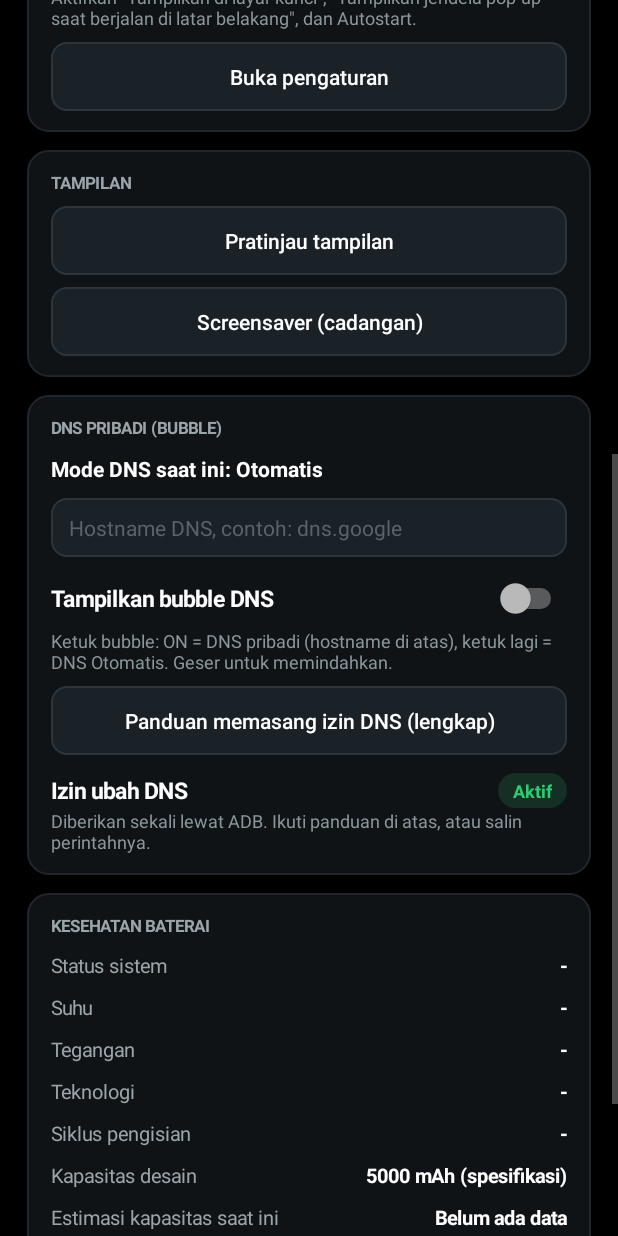
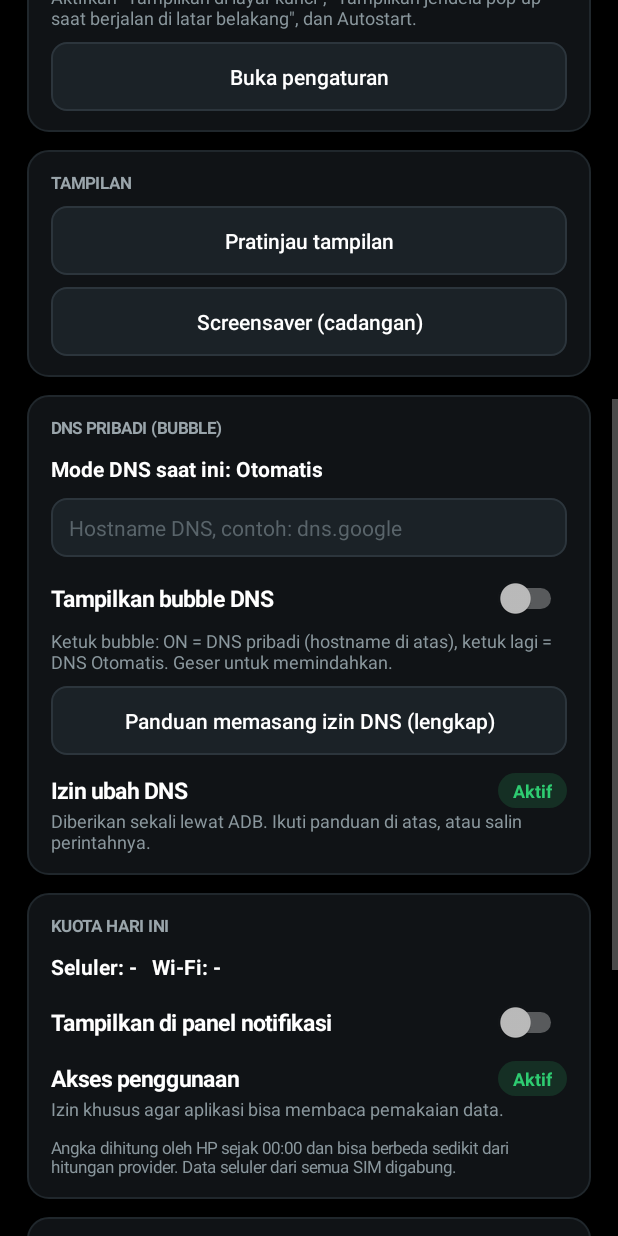
Before and after one commit to linggargmrz-cloud/Decimalchargerlockk, an Android app: the screen it shows after launch (MainActivity), scrolled down 576 dp, on a phone screen of 412 x 824 dp. Run offline under Robolectric (Android 15) with nearby library versions, the phone set to English and light mode, and no system bars.

Commit message:
Update MainActivity.java

```diff
--- a/app/src/main/java/id/decimalcharge/lock/MainActivity.java
+++ b/app/src/main/java/id/decimalcharge/lock/MainActivity.java
@@ -53,11 +53,11 @@ public class MainActivity extends Activity {
     private TextView statusTitle, statusSub;
     private Switch toggle;
     private CompoundButton.OnCheckedChangeListener toggleListener;
-    private Row rowNotif, rowOverlay, rowBattery, rowDns;
+    private Row rowNotif, rowOverlay, rowBattery, rowDns, rowQuota;
     private TextView hStatus, hTemp, hVolt, hTech, hCycle, hDesign, hCap, hHealth, hHint;
-    private TextView dnsMode;
-    private Switch bubbleSwitch;
-    private CompoundButton.OnCheckedChangeListener bubbleListener;
+    private TextView dnsMode, quotaText;
+    private Switch bubbleSwitch, quotaSwitch;
+    private CompoundButton.OnCheckedChangeListener bubbleListener, quotaListener;
     private int notifAsked = 0;
 
     private static class Row { TextView chip; Button btn; }
@@ -193,6 +193,45 @@ public class MainActivity extends Activity {
         rowDns = row(dns, "Izin ubah DNS", "Diberikan sekali lewat ADB. Ikuti panduan di atas, atau salin perintahnya.", "Salin perintah ADB", v -> copyAdb());
         root.addView(dns);
 
+        // Kartu kuota harian
+        LinearLayout quota = card();
+        quota.addView(text("KUOTA HARI INI", 0xff9aa5ab, 11, true));
+        quotaText = text("", 0xFFFFFFFF, 14, true);
+        quotaText.setPadding(0, dp(10), 0, 0);
+        quota.addView(quotaText);
+
+        LinearLayout ql = new LinearLayout(this);
+        ql.setOrientation(LinearLayout.HORIZONTAL);
+        ql.setGravity(Gravity.CENTER_VERTICAL);
+        ql.setPadding(0, dp(14), 0, 0);
+        ql.addView(text("Tampilkan di panel notifikasi", 0xFFFFFFFF, 15, true),
+            new LinearLayout.LayoutParams(0, LinearLayout.LayoutParams.WRAP_CONTENT, 1f));
+        quotaSwitch = new Switch(this);
+        ql.addView(quotaSwitch);
+        quota.addView(ql);
+
+        quotaListener = (v, on) -> {
+            if (on) {
+                if (!QuotaHelper.hasAccess(this)) {
+                    openUsageAccess();
+                    handler.postDelayed(this::refresh, 500);
+                    return;
+                }
+                prefs.edit().putBoolean("quota", true).apply();
+                startForegroundService(new Intent(this, QuotaService.class));
+            } else {
+                prefs.edit().putBoolean("quota", false).apply();
+                stopService(new Intent(this, QuotaService.class));
+            }
+            handler.postDelayed(this::refresh, 600);
+        };
+
+        rowQuota = row(quota, "Akses penggunaan", "Izin khusus agar aplikasi bisa membaca pemakaian data.", "Atur", v -> openUsageAccess());
+        TextView qn = text("Angka dihitung oleh HP sejak 00:00 dan bisa berbeda sedikit dari hitungan provider. Data seluler dari semua SIM digabung.", 0xff8a979d, 11, false);
+        qn.setPadding(0, dp(10), 0, 0);
+        quota.addView(qn);
+        root.addView(quota);
+
         // Kartu kesehatan baterai (hanya di dalam aplikasi)
         LinearLayout health = card();
         health.addView(text("KESEHATAN BATERAI", 0xff9aa5ab, 11, true));
@@ -280,6 +319,7 @@ public class MainActivity extends Activity {
         state(rowBattery, pm != null && pm.isIgnoringBatteryOptimizations(getPackageName()));
 
         refreshDns();
+        refreshQuota();
         refreshHealth();
     }
 
@@ -299,6 +339,29 @@ public class MainActivity extends Activity {
         }
         dnsMode.setText(s);
         state(rowDns, DnsHelper.canWrite(this));
+    }
+
+    private void refreshQuota() {
+        quotaSwitch.setOnCheckedChangeListener(null);
+        quotaSwitch.setChecked(QuotaService.running);
+        quotaSwitch.setOnCheckedChangeListener(quotaListener);
+        boolean has = QuotaHelper.hasAccess(this);
+        state(rowQuota, has);
+        if (has) {
+            quotaText.setText("Seluler: " + QuotaHelper.fmt(QuotaHelper.mobileToday(this))
+                + "   Wi-Fi: " + QuotaHelper.fmt(QuotaHelper.wifiToday(this)));
+        } else {
+            quotaText.setText("Aktifkan izin Akses penggunaan dulu");
+        }
+    }
+
+    private void openUsageAccess() {
+        try {
+            startActivity(new Intent(Settings.ACTION_USAGE_ACCESS_SETTINGS, Uri.parse("package:" + getPackageName())));
+        } catch (Exception e) {
+            try { startActivity(new Intent(Settings.ACTION_USAGE_ACCESS_SETTINGS)); }
+            catch (Exception e2) { openAppInfo(); }
+        }
     }
 
     private void copyAdb() {
@@ -485,4 +548,4 @@ public class MainActivity extends Activity {
         chip(r.chip, ok ? "Aktif" : "Belum", ok ? GREEN : RED);
         r.btn.setVisibility(ok ? View.GONE : View.VISIBLE);
     }
-            }
+                }
```
